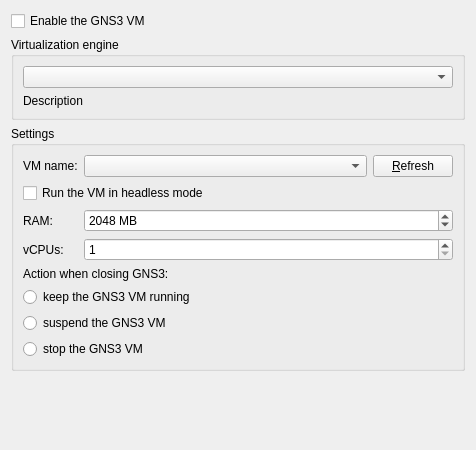
The window that gns3/ui/gns3_vm_preferences_page.ui (GNS3/gns3-gui) describes before a commit, drawn with Qt 5.
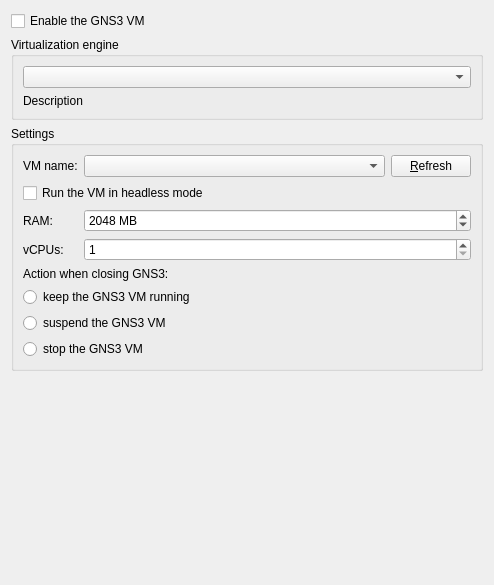
The same window after the commit.

Commit message: Change the size of template list on the Preferences window to relative. Fixes #2605

```diff
--- a/gns3/ui/gns3_vm_preferences_page.ui
+++ b/gns3/ui/gns3_vm_preferences_page.ui
@@ -6,8 +6,8 @@
    <rect>
     <x>0</x>
     <y>0</y>
-    <width>476</width>
-    <height>450</height>
+    <width>494</width>
+    <height>585</height>
    </rect>
   </property>
   <property name="sizePolicy">
@@ -201,8 +201,8 @@
      </property>
      <property name="sizeHint" stdset="0">
       <size>
-       <width>20</width>
-       <height>40</height>
+       <width>10</width>
+       <height>10</height>
       </size>
      </property>
     </spacer>
```
The commit also changes 14 other files.
